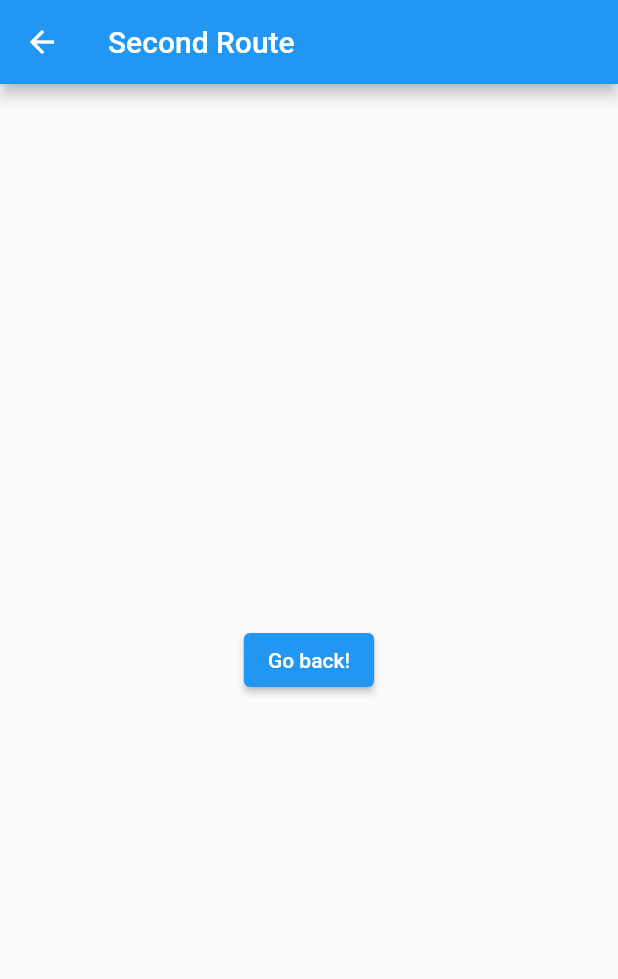
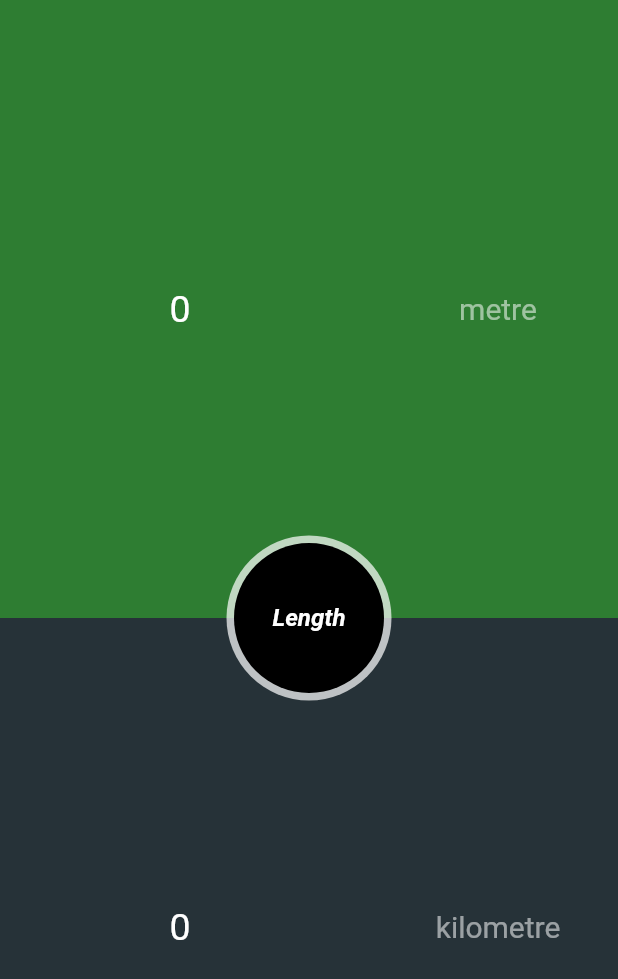
Before and after one commit to ararajs/scientific_calc, a Flutter app: the screen it shows after launch, after a tap on "Units", on a phone screen of 412 x 824 dp. Shown: the top 979 px of the screen. Run offline on Flutter 3.47's test engine with Material 2 defaults, Android fonts, the phone set to English and light mode, and no system bars; our stand-ins replace font_awesome_flutter, google_fonts, math_expressions, petitparser, webview_flutter; missing offline and left inert: flutter_math.

Commit message:
Added Unit converter

```diff
--- /dev/null
+++ b/lib/Utilities/convert_menu.dart
@@ -0,0 +1,109 @@
+import 'package:flutter/material.dart';
+import 'package:vector_math/vector_math.dart' as radians;
+import 'package:font_awesome_flutter/font_awesome_flutter.dart';
+import 'dart:math';
+
+class ConversionRadialMenu extends StatefulWidget {
+  final Function(String) _onTap;
+  ConversionRadialMenu(this._onTap);
+  @override
+  _ConversionRadialMenuState createState() => _ConversionRadialMenuState();
+}
+
+class _ConversionRadialMenuState extends State<ConversionRadialMenu>
+    with SingleTickerProviderStateMixin {
+  AnimationController controller;
+  Animation<double> circularExpand;
+  Animation<double> translation;
+  bool isExpanded;
+  String selectedConversionType;
+
+  @override
+  void initState() {
+    isExpanded = false;
+    selectedConversionType = "Length";
+    controller = new AnimationController(
+        duration: new Duration(milliseconds: 400), vsync: this);
+    circularExpand = new Tween<double>(begin: 1, end: 2).animate(
+        CurvedAnimation(
+            parent: controller, curve: Curves.easeInOutCirc));
+    translation = new Tween<double>(begin: 0, end: 80).animate(
+        CurvedAnimation(
+            parent: controller, curve: Curves.easeOutSine));
+    super.initState();
+  }
+
+  @override
+  Widget build(BuildContext context) {
+    return new AnimatedBuilder(
+        animation: controller, builder: (context, builder) => getMenu());
+  }
+
+  Widget getMenu() {
+    return Center(
+      child: new Stack(
+        alignment: Alignment.center,
+        children: <Widget>[
+          new Container(
+              height: circularExpand.value * 110,
+              width: circularExpand.value * 110,
+              decoration: new BoxDecoration(
+                  color: Colors.white70,
+                  shape: BoxShape.circle)),
+          _buildButton(0, "Time", icon: FontAwesomeIcons.hourglassHalf),
+          _buildButton(45, "Mass", icon: FontAwesomeIcons.weightHanging),
+          _buildButton(90, "Speed", icon: FontAwesomeIcons.tachometerAlt),
+          _buildButton(135, "Volume", icon: FontAwesomeIcons.cube),
+          _buildButton(180, "Base", icon: FontAwesomeIcons.sortNumericDown),
+          _buildButton(225, "Temperature", icon: FontAwesomeIcons.temperatureLow),
+          _buildButton(270, "Area", icon: FontAwesomeIcons.square),
+          _buildButton(315, "Length", icon: FontAwesomeIcons.ruler),
+          new Container(
+            height: circularExpand.value>1.5? (2.5 - circularExpand.value) * 100 : 100,
+            width: circularExpand.value>1.5? (2.5 - circularExpand.value) * 100 : 100,
+            child: new InkWell(
+                onTap: () {
+                  isExpanded? controller.reverse() : controller.forward();
+                  isExpanded = !isExpanded;
+                },
+                child: new Center(
+                    child: ((2.5 - circularExpand.value) * 100) > 90? Text(selectedConversionType,
+                        style: TextStyle(
+                            fontStyle: FontStyle.italic,
+                            color: Colors.white,
+                            fontWeight: FontWeight.bold,
+                            fontSize: 16.0))
+                        : new Icon(Icons.close, color: Colors.white,)
+                )
+            ),
+            decoration: new BoxDecoration(
+                color: Colors.black,
+                shape: BoxShape.circle),
+          ),
+
+        ],
+      ),
+    );
+  }
+
+  _buildButton(double angle, String type, {Color color = Colors.black, IconData icon}){
+    final double rad = radians.radians(angle);
+    return Transform(
+      transform: Matrix4.identity()..translate(
+        (translation.value) * cos(rad),
+        (translation.value) * sin(rad),
+      ),
+      child: new FloatingActionButton(
+        heroTag: type,
+        elevation: 0.0,
+        onPressed: () {
+          controller.reverse();
+          isExpanded = !isExpanded;
+          selectedConversionType = type;
+          widget._onTap(selectedConversionType);},
+        child: Icon(icon, color: Colors.black,),
+        backgroundColor: Colors.transparent,
+      ),
+    );
+  }
+}
--- /dev/null
+++ b/lib/Utilities/ui_colors.dart
@@ -0,0 +1,9 @@
+import 'package:flutter/material.dart';
+
+Color veryDarkBackgroundColor = Color(0xff222c31);
+Color darkBackgroundColor = Color(0xff263238);
+Color lightBackgroundColor = Color(0xff455a64);
+Color veryLightButtonColor = Color(0xffa5d6a7);
+Color lightButtonColor = Color(0xff43a047);
+Color darkButtonColor = Color(0xff2e7d32);
+Color veryDarkButtonColor = Color(0xff113e14);
--- /dev/null
+++ b/lib/converter_page.dart
@@ -0,0 +1,228 @@
+import 'package:flutter/material.dart';
+
+import './Utilities/ui_colors.dart';
+import './Utilities/convert_menu.dart';
+import './unitSelector.dart';
+import './Utilities/conversion_data.dart';
+import './Utilities/keypad.dart';
+
+class ConversionPage extends StatefulWidget {
+  @override
+  _ConversionPageState createState() => _ConversionPageState();
+}
+
+class _ConversionPageState extends State<ConversionPage> {
+  String selectedType, selectedInputUnit, selectedOutputUnit;
+  String inputVal; // The Value in the upper green area
+  String outputVal; //The Value in the lower grey area
+  List<String> unitList;
+  @override
+  void initState() {
+    selectedType = "Length";
+    unitList = getList(selectedType);
+    selectedInputUnit = unitList[0];
+    selectedOutputUnit = unitList[1];
+    inputVal = "0";
+    outputVal = "0";
+    super.initState();
+  }
+
+  void changeInputUnit(String newUnit) {
+    // The Unit in the upper green area
+    setState(() {
+      selectedInputUnit = newUnit;
+      outputVal = convert(
+          selectedType, selectedInputUnit, selectedOutputUnit, inputVal);
+    });
+  }
+
+  void changeOutputUnit(String newUnit) {
+    //The Unit in the lower grey area
+    setState(() {
+      selectedOutputUnit = newUnit;
+      outputVal = convert(
+          selectedType, selectedInputUnit, selectedOutputUnit, inputVal);
+    });
+  }
+
+  void changeInputValue(String newVal) {
+    // The Value in the upper green area
+    setState(() {
+      inputVal = newVal;
+      outputVal = convert(
+          selectedType, selectedInputUnit, selectedOutputUnit, inputVal);
+    });
+  }
+
+  void changeOutputValue(String newVal) {
+    //The Value in the lower grey area
+    setState(() {
+      outputVal = newVal;
+      inputVal = convert(
+          selectedType, selectedOutputUnit, selectedInputUnit, outputVal);
+    });
+  }
+
+  void changeConvType(String newType) {
+    setState(() {
+      selectedType = newType;
+      unitList = getList(selectedType);
+      selectedInputUnit = unitList[0];
+      selectedOutputUnit = unitList[1];
+      inputVal = "0";
+      outputVal = "0";
+    });
+  }
+
+  @override
+  Widget build(BuildContext context) {
+    return Material(
+      child: new Stack(
+        children: <Widget>[
+          new Column(
+            children: <Widget>[
+              new Expanded(
+                child: new Material(
+                    color: darkButtonColor,
+                    child: new Row(
+                      mainAxisAlignment: MainAxisAlignment.spaceAround,
+                      children: <Widget>[
+                        new Expanded(
+                          flex: 6,
+                          child: new InkWell(
+                            highlightColor: Colors.transparent,
+                            splashColor: Colors.transparent,
+                            child: new Center(
+                                child: Text(inputVal,
+                                    style: TextStyle(
+                                        fontSize: 25.0, color: Colors.white))),
+                            onTap: () {
+                              showDialog<String>(
+                                  context: context,
+                                  builder: (BuildContext context) {
+                                    if (selectedType == "Temperature")
+                                      return KeyPad(
+                                        currentValue: inputVal,
+                                        shouldTakeNegative: true,
+                                      );
+                                    else if (selectedType == "Base")
+                                      return KeyPad(
+                                        currentValue: inputVal,
+                                        shouldTakeDouble: false,
+                                        shouldTakeNegative: false,
+                                        shouldTakeExponent: false,
+                                      );
+                                    else
+                                      return KeyPad(currentValue: inputVal);
+                                  }).then<String>((returnVal) {
+                                if (returnVal != null)
+                                  changeInputValue(returnVal);
+                              });
+                            },
+                          ),
+                        ),
+                        new Padding(
+                          padding: EdgeInsets.symmetric(horizontal: 6.0),
+                        ),
+                        new Expanded(
+                          flex: 4,
+                          child: new InkWell(
+                            highlightColor: Colors.transparent,
+                            splashColor: Colors.transparent,
+                            child: new Center(
+                                child: Text(selectedInputUnit,
+                                    style: TextStyle(
+                                        fontSize: 20.0,
+                                        color: Colors.white54))),
+                            onTap: () {
+                              showDialog<String>(
+                                context: context,
+                                builder: (BuildContext context) =>
+                                    UnitSelector(unitList),
+                              ).then<String>((returnVal) {
+                                if (returnVal != null)
+                                  changeInputUnit(returnVal);
+                              });
+                            },
+                          ),
+                        )
+                      ],
+                    )),
+              ),
+              new Expanded(
+                child: new Material(
+                  color: darkBackgroundColor,
+                  child: new Row(
+                    mainAxisAlignment: MainAxisAlignment.spaceAround,
+                    children: <Widget>[
+                      new Expanded(
+                        flex: 6,
+                        child: new InkWell(
+                          highlightColor: Colors.transparent,
+                          splashColor: Colors.transparent,
+                          onTap: () {
+                            showDialog<String>(
+                                context: context,
+                                builder: (BuildContext context) {
+                                  if (selectedType == "Temperature")
+                                    return KeyPad(
+                                      currentValue: outputVal,
+                                      shouldTakeNegative: true,
+                                    );
+                                  else if (selectedType == "Base")
+                                    return KeyPad(
+                                      currentValue: outputVal,
+                                      shouldTakeDouble: false,
+                                      shouldTakeNegative: false,
+                                      shouldTakeExponent: false,
+                                    );
+                                  else
+                                    return KeyPad(currentValue: outputVal);
+                                }).then<String>((returnVal) {
+                              if (returnVal != null)
+                                changeOutputValue(returnVal);
+                            });
+                          },
+                          child: new Center(
+                            child: Text(outputVal,
+                                style: TextStyle(
+                                    fontSize: 25.0, color: Colors.white)),
+                          ),
+                        ),
+                      ),
+                      new Padding(
+                        padding: EdgeInsets.symmetric(horizontal: 6.0),
+                      ),
+                      new Expanded(
+                        flex: 4,
+                        child: new InkWell(
+                          highlightColor: Colors.transparent,
+                          splashColor: Colors.transparent,
+                          child: new Center(
+                              child: Text(selectedOutputUnit,
+                                  style: TextStyle(
+                                      fontSize: 20.0, color: Colors.white54))),
+                          onTap: () {
+                            showDialog<String>(
+                              context: context,
+                              builder: (BuildContext context) =>
+                                  UnitSelector(unitList),
+                            ).then<String>((returnVal) {
+                              if (returnVal != null)
+                                changeOutputUnit(returnVal);
+                            });
+                          },
+                        ),
+                      )
+                    ],
+                  ),
+                ),
+              )
+            ],
+          ),
+          new ConversionRadialMenu(changeConvType),
+        ],
+      ),
+    );
+  }
+}
--- a/lib/main.dart
+++ b/lib/main.dart
@@ -10,6 +10,8 @@ import 'package:webview_flutter/webview_flutter.dart';
 import 'package:flutter/services.dart';
 import 'dart:async';
 import 'dart:convert';
+import './converter_page.dart';
+import './Utilities/ui_colors.dart';
 
 
 void main() => runApp(MyApp());
@@ -181,7 +183,7 @@ class _HomePageState extends State<HomePage> {
                       onPressed: () {
                         Navigator.push(
                           context,
-                          MaterialPageRoute(builder: (context) => SecondRoute() ),
+                          MaterialPageRoute(builder: (context) => ConversionPage() ),
                         );
                       },
                     ),
@@ -465,14 +467,14 @@ class SecondRoute extends StatelessWidget {
   Widget build(BuildContext context) {
     return Scaffold(
       appBar: AppBar(
-        title: Text("Second Route"),
+
       ),
       body: Center(
         child: ElevatedButton(
           onPressed: () {
             Navigator.pop(context);
           },
-          child: Text('Go back!'),
+          child: Text('Unit'),
         ),
       ),
     );
--- a/pubspec.yaml
+++ b/pubspec.yaml
@@ -35,6 +35,7 @@ dependencies:
   webview_flutter: ^1.0.7
   flutter_math: ^0.2.1
   petitparser: ^3.1.0
+  font_awesome_flutter: ^8.11.0
 
 
 dev_dependencies:
```
Also changed, not shown: lib/Utilities/conversion_data.dart (added, +150 -0 lines), lib/Utilities/keypad.dart (added, +209 -0 lines), lib/unitSelector.dart (added, +31 -0 lines), pubspec.lock.
